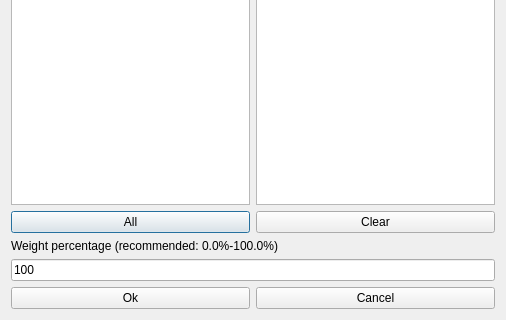
Before: the Qt Designer form fet/src/interface/modifyconstraintactivitytagsnotoverlappingform_template.ui in vonmecheln/fet, drawn with Qt 5; both pictures show x 0 to 506 and y 154 to 474 of the 506 by 474 pixel window.
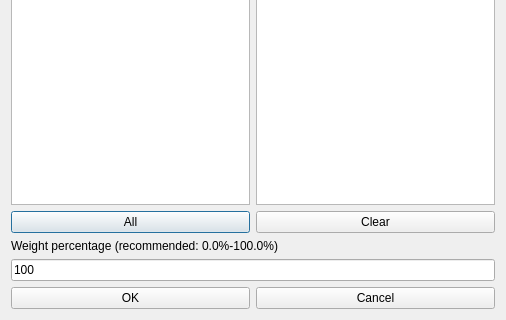
After: the same form once the commit is applied.

```diff
--- a/fet/src/interface/modifyconstraintactivitytagsnotoverlappingform_template.ui
+++ b/fet/src/interface/modifyconstraintactivitytagsnotoverlappingform_template.ui
@@ -110,7 +110,7 @@
      <item>
       <widget class="QPushButton" name="okPushButton">
        <property name="text">
-        <string>Ok</string>
+        <string>OK</string>
        </property>
       </widget>
      </item>
```
